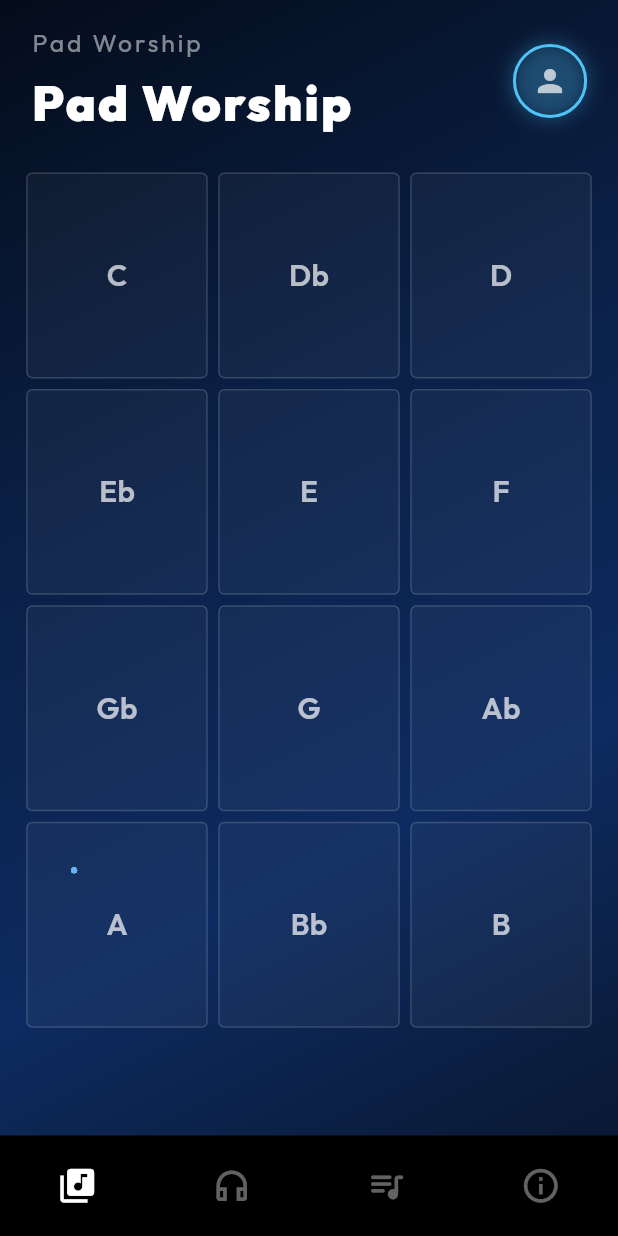
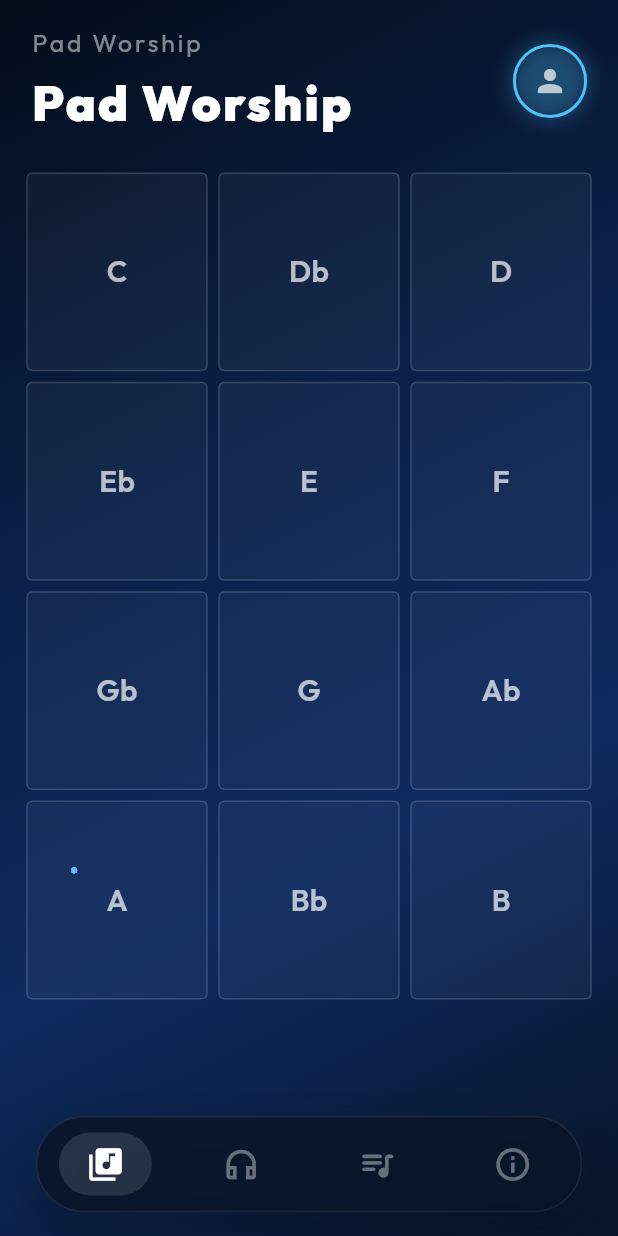
Before and after one commit to Joke0117/joke_app_whorshpi_movil, a Flutter app: the HomePage screen opened directly, on a phone screen of 412 x 824 dp. Run offline on Flutter 3.47's test engine with Material 3 defaults, Android fonts, the phone set to English and light mode, and no system bars; our stand-ins replace audio_service, font_awesome_flutter, google_fonts, image_picker, just_audio, permission_handler and 3 more; missing offline and left inert: audio_session; accounts and stored records are empty; statements that could not run were skipped.

Commit message:
style: menu flotante semitransparente tipo instagram y letra con fondo transparente

```diff
--- a/lib/pages/lyrics_page.dart
+++ b/lib/pages/lyrics_page.dart
@@ -42,19 +42,22 @@
     final mq = MediaQuery.of(context);
 
     return Scaffold(
+      // Fondo transparente para que se vea el gradiente del pad de fondo
+      backgroundColor: Colors.transparent,
+      extendBody: true,
       body: Stack(
         children: [
-          // ── Mismo fondo degradado de la app ──────────────────────
+          // Overlay semitransparente del mismo color que los botones del pad
           Container(
-            decoration: const BoxDecoration(
+            decoration: BoxDecoration(
               gradient: LinearGradient(
-                begin: Alignment.topLeft,
-                end: Alignment.bottomRight,
+                begin: Alignment.topCenter,
+                end: Alignment.bottomCenter,
                 colors: [
-                  Color(0xFF040C1A),
-                  Color(0xFF0A1F44),
-                  Color(0xFF0D2B60),
-                  Color(0xFF091428),
+                  const Color(0xFF040C1A).withOpacity(0.6),
+                  const Color(0xFF0A1F44).withOpacity(0.5),
+                  const Color(0xFF0D2B60).withOpacity(0.55),
+                  const Color(0xFF091428).withOpacity(0.6),
                 ],
               ),
             ),
--- a/lib/pages/setlist_page.dart
+++ b/lib/pages/setlist_page.dart
@@ -73,6 +73,8 @@
     widget.onActivatePad(song.key, song.isMinor);
     Navigator.of(context).push(
       PageRouteBuilder(
+        opaque: false, // Fondo transparente — se ve la app detrás
+        barrierColor: Colors.transparent,
         pageBuilder: (_, __, ___) => LyricsPage(song: song),
         transitionsBuilder: (_, anim, __, child) => SlideTransition(
           position: Tween<Offset>(
--- a/lib/widgets/footer_tabs.dart
+++ b/lib/widgets/footer_tabs.dart
@@ -12,23 +12,67 @@
 
   @override
   Widget build(BuildContext context) {
+    final bottomPad = MediaQuery.of(context).padding.bottom;
+
     return Container(
-      color: const Color(0xFF000000),
+      // Fondo transparente — el contenido de la app se ve detrás
+      color: Colors.transparent,
       padding: EdgeInsets.only(
-        top: 12,
-        bottom: MediaQuery.of(context).padding.bottom > 0
-            ? MediaQuery.of(context).padding.bottom
-            : 12,
+        left: 24,
+        right: 24,
+        bottom: bottomPad > 0 ? bottomPad + 8 : 16,
+        top: 8,
       ),
-      child: Row(
-        mainAxisAlignment: MainAxisAlignment.spaceAround,
-        crossAxisAlignment: CrossAxisAlignment.center,
-        children: [
-          _buildIcon(index: 0, iconSelected: Icons.library_music, iconUnselected: Icons.library_music_outlined),
-          _buildIcon(index: 1, iconSelected: Icons.headphones, iconUnselected: Icons.headphones_outlined),
-          _buildIcon(index: 2, iconSelected: Icons.queue_music, iconUnselected: Icons.queue_music_rounded),
-          _buildIcon(index: 3, iconSelected: Icons.info, iconUnselected: Icons.info_outline),
-        ],
+      child: Container(
+        // Píldora flotante semitransparente, igual que Instagram
+        padding: const EdgeInsets.symmetric(vertical: 10),
+        decoration: BoxDecoration(
+          // Fondo oscuro semitransparente con el mismo tono de los botones del pad
+          color: const Color(0xFF091428).withOpacity(0.82),
+          borderRadius: BorderRadius.circular(40),
+          border: Border.all(
+            color: Colors.white.withOpacity(0.08),
+            width: 1,
+          ),
+          boxShadow: [
+            BoxShadow(
+              color: Colors.black.withOpacity(0.35),
+              blurRadius: 24,
+              offset: const Offset(0, 8),
+            ),
+            BoxShadow(
+              color: const Color(0xFF4FC3F7).withOpacity(0.06),
+              blurRadius: 16,
+              spreadRadius: -4,
+            ),
+          ],
+        ),
+        child: Row(
+          mainAxisAlignment: MainAxisAlignment.spaceAround,
+          crossAxisAlignment: CrossAxisAlignment.center,
+          children: [
+            _buildIcon(
+              index: 0,
+              iconSelected: Icons.library_music,
+              iconUnselected: Icons.library_music_outlined,
+            ),
+            _buildIcon(
+              index: 1,
+              iconSelected: Icons.headphones,
+              iconUnselected: Icons.headphones_outlined,
+            ),
+            _buildIcon(
+              index: 2,
+              iconSelected: Icons.queue_music,
+              iconUnselected: Icons.queue_music_rounded,
+            ),
+            _buildIcon(
+              index: 3,
+              iconSelected: Icons.info,
+              iconUnselected: Icons.info_outline,
+            ),
+          ],
+        ),
       ),
     );
   }
@@ -42,12 +86,21 @@
     return GestureDetector(
       behavior: HitTestBehavior.opaque,
       onTap: () => onTabSelected(index),
-      child: Container(
-        padding: const EdgeInsets.symmetric(horizontal: 20, vertical: 8),
+      child: AnimatedContainer(
+        duration: const Duration(milliseconds: 200),
+        curve: Curves.easeOutCubic,
+        padding: const EdgeInsets.symmetric(horizontal: 18, vertical: 8),
+        decoration: BoxDecoration(
+          // El ícono activo tiene un fondo más claro, igual que los botones del pad
+          color: isSelected
+              ? Colors.white.withOpacity(0.12)
+              : Colors.transparent,
+          borderRadius: BorderRadius.circular(30),
+        ),
         child: Icon(
           isSelected ? iconSelected : iconUnselected,
           color: isSelected ? Colors.white : Colors.white38,
-          size: 27,
+          size: 26,
         ),
       ),
     );
```
